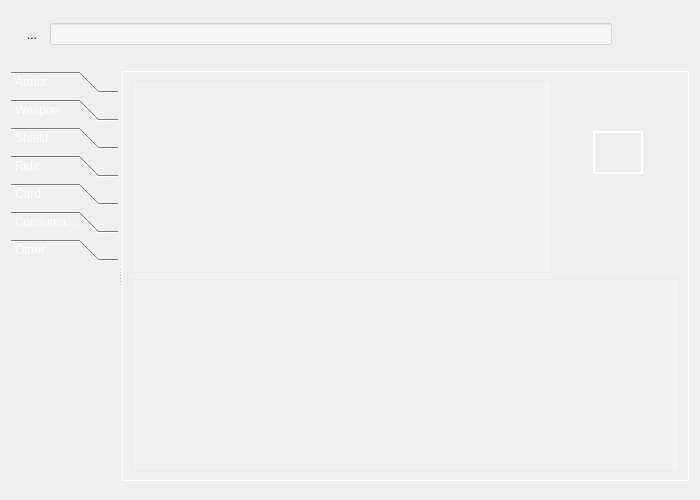
lucassaporetti/castlevania_inventory_system, file src/ui/qt/form/castlevania_inventory.ui: the form before one commit.
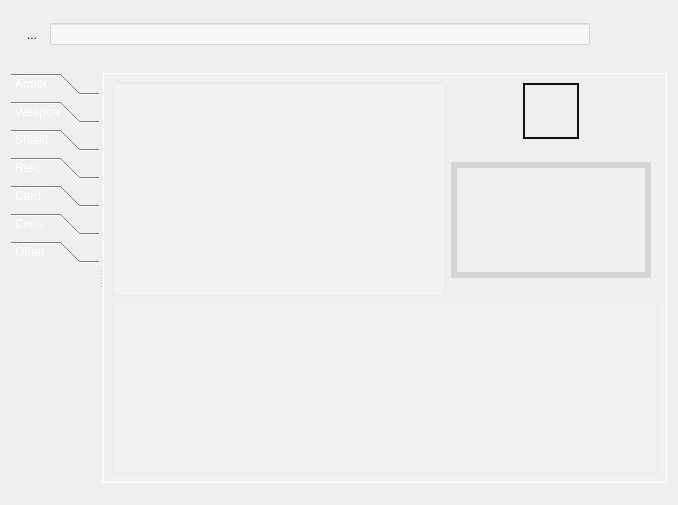
The form after the commit. The open tabs and pages were chosen to show the change. Icons and pictures are not drawn.

Commit message: animated gif, item image, weapon model under construction

```diff
--- a/src/ui/qt/form/castlevania_inventory.ui
+++ b/src/ui/qt/form/castlevania_inventory.ui
@@ -6,8 +6,8 @@
    <rect>
     <x>0</x>
     <y>0</y>
-    <width>700</width>
-    <height>500</height>
+    <width>678</width>
+    <height>487</height>
    </rect>
   </property>
   <property name="windowTitle">
@@ -16,8 +16,8 @@
   <property name="styleSheet">
    <string notr="true">QDialog#qtCastlevaniaInventory{border-image: url(:/background/resources/images/backgrounds/system_background.jpg)};</string>
   </property>
-  <layout class="QVBoxLayout" name="verticalLayout">
-   <item>
+  <layout class="QGridLayout" name="gridLayout_2">
+   <item row="0" column="0">
     <spacer name="verticalSpacer">
      <property name="orientation">
       <enum>Qt::Vertical</enum>
@@ -33,7 +33,7 @@
      </property>
     </spacer>
    </item>
-   <item>
+   <item row="1" column="0">
     <widget class="QFrame" name="frameToolbox">
      <property name="frameShape">
       <enum>QFrame::NoFrame</enum>
@@ -189,7 +189,7 @@
      </layout>
     </widget>
    </item>
-   <item>
+   <item row="2" column="0">
     <widget class="QFrame" name="frameMain">
      <property name="sizePolicy">
       <sizepolicy hsizetype="Preferred" vsizetype="MinimumExpanding">
@@ -350,7 +350,7 @@
            <rect>
             <x>0</x>
             <y>0</y>
-            <width>133</width>
+            <width>129</width>
             <height>172</height>
            </rect>
           </property>
@@ -380,53 +380,24 @@
            <string notr="true">QWidget#stackedPage{background-color: rgba(0, 0, 0, 69)};</string>
           </property>
           <layout class="QGridLayout" name="gridLayout">
-           <item row="1" column="2">
-            <widget class="QTextEdit" name="itemImage">
-             <property name="enabled">
-              <bool>false</bool>
+           <item row="1" column="1">
+            <spacer name="verticalSpacer_2">
+             <property name="orientation">
+              <enum>Qt::Vertical</enum>
              </property>
-             <property name="sizePolicy">
-              <sizepolicy hsizetype="Expanding" vsizetype="Ignored">
-               <horstretch>0</horstretch>
-               <verstretch>0</verstretch>
-              </sizepolicy>
+             <property name="sizeType">
+              <enum>QSizePolicy::Fixed</enum>
              </property>
-             <property name="maximumSize">
+             <property name="sizeHint" stdset="0">
               <size>
-               <width>50</width>
-               <height>50</height>
+               <width>5</width>
+               <height>5</height>
               </size>
              </property>
-             <property name="cursor" stdset="0">
-              <cursorShape>ArrowCursor</cursorShape>
-             </property>
-             <property name="styleSheet">
-              <string notr="true">border-image: url(:/items/resources/images/items/alucard_sword_icon.png);
-
-</string>
-             </property>
-             <property name="frameShape">
-              <enum>QFrame::WinPanel</enum>
-             </property>
-             <property name="frameShadow">
-              <enum>QFrame::Plain</enum>
-             </property>
-             <property name="lineWidth">
-              <number>1</number>
-             </property>
-             <property name="midLineWidth">
-              <number>1</number>
-             </property>
-             <property name="tabChangesFocus">
-              <bool>false</bool>
-             </property>
-             <property name="undoRedoEnabled">
-              <bool>false</bool>
-             </property>
-            </widget>
+            </spacer>
            </item>
-           <item row="0" column="0" rowspan="4">
-            <widget class="QTextEdit" name="itemDesc">
+           <item row="0" column="0" rowspan="7">
+            <widget class="QTextEdit" name="itemDescription">
              <property name="styleSheet">
               <string notr="true">font: 75 40pt &quot;Yrsa&quot;;
 color: rgba(249, 166, 0, 235);
@@ -441,40 +412,8 @@
              </property>
             </widget>
            </item>
-           <item row="1" column="1">
-            <spacer name="horizontalSpacer_2">
-             <property name="orientation">
-              <enum>Qt::Horizontal</enum>
-             </property>
-             <property name="sizeType">
-              <enum>QSizePolicy::Preferred</enum>
-             </property>
-             <property name="sizeHint" stdset="0">
-              <size>
-               <width>30</width>
-               <height>0</height>
-              </size>
-             </property>
-            </spacer>
-           </item>
-           <item row="1" column="3">
-            <spacer name="horizontalSpacer">
-             <property name="orientation">
-              <enum>Qt::Horizontal</enum>
-             </property>
-             <property name="sizeType">
-              <enum>QSizePolicy::Preferred</enum>
-             </property>
-             <property name="sizeHint" stdset="0">
-              <size>
-               <width>30</width>
-               <height>0</height>
-              </size>
-             </property>
-            </spacer>
-           </item>
-           <item row="4" column="0" colspan="4">
-            <widget class="QTextEdit" name="itemDesc_2">
+           <item row="8" column="0" colspan="3">
+            <widget class="QTextEdit" name="itemAttributes">
              <property name="styleSheet">
               <string notr="true">font: 63 20pt &quot;Yrsa&quot;;
 color: rgba(4, 4, 4, 240);
@@ -482,6 +421,87 @@
              </property>
             </widget>
            </item>
+           <item row="3" column="1" alignment="Qt::AlignHCenter|Qt::AlignVCenter">
+            <widget class="QLabel" name="itemGif">
+             <property name="enabled">
+              <bool>true</bool>
+             </property>
+             <property name="minimumSize">
+              <size>
+               <width>200</width>
+               <height>116</height>
+              </size>
+             </property>
+             <property name="maximumSize">
+              <size>
+               <width>200</width>
+               <height>116</height>
+              </size>
+             </property>
+             <property name="styleSheet">
+              <string notr="true">background-image: url(:/background/resources/images/backgrounds/background.jpg);
+color: rgba(147, 147, 147, 71);</string>
+             </property>
+             <property name="frameShape">
+              <enum>QFrame::Panel</enum>
+             </property>
+             <property name="frameShadow">
+              <enum>QFrame::Plain</enum>
+             </property>
+             <property name="lineWidth">
+              <number>6</number>
+             </property>
+             <property name="midLineWidth">
+              <number>6</number>
+             </property>
+             <property name="text">
+              <string/>
+             </property>
+             <property name="scaledContents">
+              <bool>true</bool>
+             </property>
+             <property name="wordWrap">
+              <bool>false</bool>
+             </property>
+             <property name="margin">
+              <number>0</number>
+             </property>
+            </widget>
+           </item>
+           <item row="0" column="1" alignment="Qt::AlignHCenter|Qt::AlignVCenter">
+            <widget class="QLabel" name="itemImage">
+             <property name="minimumSize">
+              <size>
+               <width>56</width>
+               <height>56</height>
+              </size>
+             </property>
+             <property name="maximumSize">
+              <size>
+               <width>56</width>
+               <height>56</height>
+              </size>
+             </property>
+             <property name="styleSheet">
+              <string notr="true">background-image: url(:/background/resources/images/backgrounds/background.jpg);
+color: rgba(4, 4, 4, 240);
+
+</string>
+             </property>
+             <property name="frameShape">
+              <enum>QFrame::WinPanel</enum>
+             </property>
+             <property name="lineWidth">
+              <number>6</number>
+             </property>
+             <property name="midLineWidth">
+              <number>6</number>
+             </property>
+             <property name="text">
+              <string/>
+             </property>
+            </widget>
+           </item>
           </layout>
          </widget>
         </widget>
```
Left out of the diff: 22 changed lines with no effect on the pictures. The commit also changes 8 other files.
